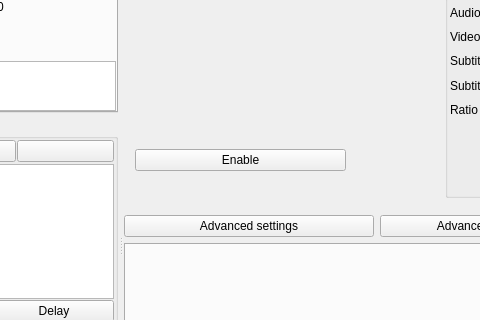
Above: src/mainwindow.ui from cinemaouvert/OPP before the change; both pictures show x 390 to 870 and y 84 to 404 of the 1287 by 652 pixel window. Below: the same form after it.
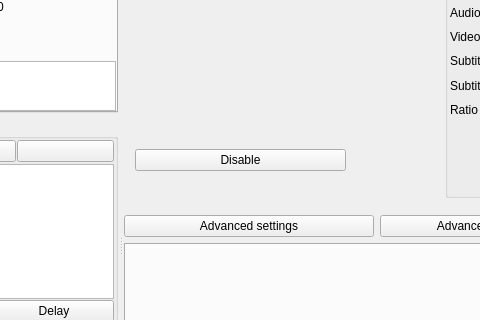
That is the form after the change. Icons and pictures are not drawn. Custom widgets are drawn as their Qt base class.

Commit message: Correction Enable/Disable Button

Diff of the .ui file:
```diff
--- a/src/mainwindow.ui
+++ b/src/mainwindow.ui
@@ -458,7 +458,7 @@
                       <item>
                        <widget class="QPushButton" name="disableButton">
                         <property name="text">
-                         <string>Enable</string>
+                         <string>Disable</string>
                         </property>
                         <property name="icon">
                          <iconset resource="../images.qrc">
```
Left out of the diff: 178 changed lines with no effect on the pictures. The commit also changes 2 other files.
